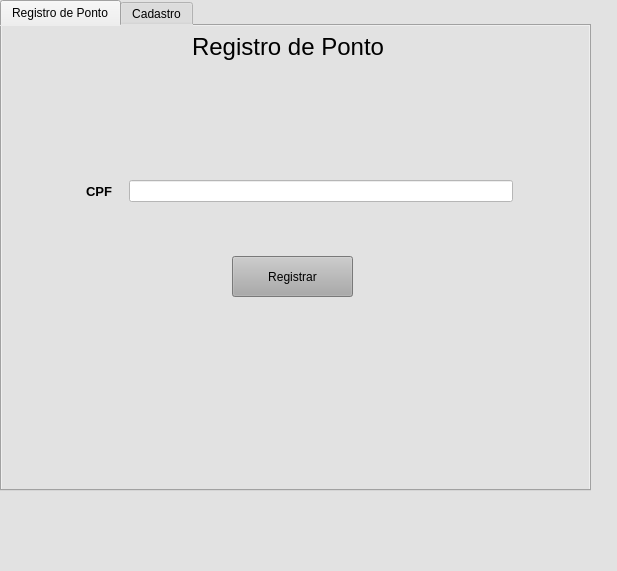
samuelthomaz7/controle_funcionarios_obras, file interface_grafica.ui: the form before one commit.
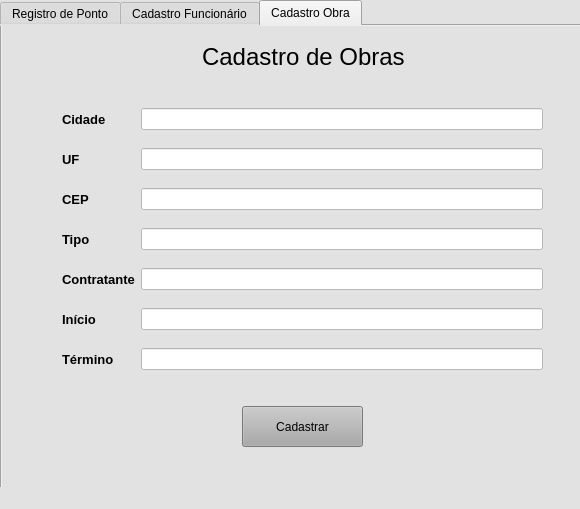
The form after the commit.

Diff of the .ui file:
```diff
--- a/interface_grafica.ui
+++ b/interface_grafica.ui
@@ -6,8 +6,8 @@
    <rect>
     <x>0</x>
     <y>0</y>
-    <width>617</width>
-    <height>571</height>
+    <width>580</width>
+    <height>509</height>
    </rect>
   </property>
   <property name="font">
@@ -32,7 +32,7 @@
      </rect>
     </property>
     <property name="currentIndex">
-     <number>0</number>
+     <number>2</number>
     </property>
     <widget class="QWidget" name="registrar_ponto">
      <attribute name="title">
@@ -80,6 +80,9 @@
          <property name="styleSheet">
           <string notr="true">background-color: rgb(255, 255, 255);</string>
          </property>
+         <property name="inputMask">
+          <string/>
+         </property>
         </widget>
        </item>
        <item row="0" column="0">
@@ -111,13 +114,13 @@
        <string notr="true">background-color: rgb(170, 170, 170);</string>
       </property>
       <property name="text">
-       <string>Registrar</string>
+       <string>Registrar Ponto</string>
       </property>
      </widget>
     </widget>
     <widget class="QWidget" name="cadastro">
      <attribute name="title">
-      <string>Cadastro</string>
+      <string>Cadastro Funcionário</string>
      </attribute>
      <widget class="QLabel" name="label">
       <property name="geometry">
@@ -313,6 +316,204 @@
       </property>
      </widget>
     </widget>
+    <widget class="QWidget" name="obra">
+     <attribute name="title">
+      <string>Cadastro Obra</string>
+     </attribute>
+     <widget class="QWidget" name="layoutWidget_2">
+      <property name="geometry">
+       <rect>
+        <x>60</x>
+        <y>70</y>
+        <width>481</width>
+        <height>291</height>
+       </rect>
+      </property>
+      <layout class="QGridLayout" name="gridLayout_4">
+       <item row="4" column="0">
+        <widget class="QLabel" name="label_19">
+         <property name="font">
+          <font>
+           <pointsize>10</pointsize>
+           <weight>75</weight>
+           <bold>true</bold>
+          </font>
+         </property>
+         <property name="text">
+          <string>Contratante</string>
+         </property>
+        </widget>
+       </item>
+       <item row="4" column="1">
+        <widget class="QLineEdit" name="lineEdit_22">
+         <property name="styleSheet">
+          <string notr="true">background-color: rgb(255, 255, 255);</string>
+         </property>
+        </widget>
+       </item>
+       <item row="6" column="0">
+        <widget class="QLabel" name="label_21">
+         <property name="font">
+          <font>
+           <pointsize>10</pointsize>
+           <weight>75</weight>
+           <bold>true</bold>
+          </font>
+         </property>
+         <property name="text">
+          <string>Término</string>
+         </property>
+        </widget>
+       </item>
+       <item row="1" column="0">
+        <widget class="QLabel" name="label_22">
+         <property name="font">
+          <font>
+           <pointsize>10</pointsize>
+           <weight>75</weight>
+           <bold>true</bold>
+          </font>
+         </property>
+         <property name="text">
+          <string>UF</string>
+         </property>
+        </widget>
+       </item>
+       <item row="3" column="0">
+        <widget class="QLabel" name="label_25">
+         <property name="font">
+          <font>
+           <pointsize>10</pointsize>
+           <weight>75</weight>
+           <bold>true</bold>
+          </font>
+         </property>
+         <property name="text">
+          <string>Tipo</string>
+         </property>
+        </widget>
+       </item>
+       <item row="2" column="0">
+        <widget class="QLabel" name="label_20">
+         <property name="font">
+          <font>
+           <pointsize>10</pointsize>
+           <weight>75</weight>
+           <bold>true</bold>
+          </font>
+         </property>
+         <property name="text">
+          <string>CEP</string>
+         </property>
+        </widget>
+       </item>
+       <item row="0" column="0">
+        <widget class="QLabel" name="label_24">
+         <property name="font">
+          <font>
+           <pointsize>10</pointsize>
+           <weight>75</weight>
+           <bold>true</bold>
+          </font>
+         </property>
+         <property name="text">
+          <string>Cidade</string>
+         </property>
+        </widget>
+       </item>
+       <item row="6" column="1">
+        <widget class="QLineEdit" name="lineEdit_24">
+         <property name="styleSheet">
+          <string notr="true">background-color: rgb(255, 255, 255);</string>
+         </property>
+        </widget>
+       </item>
+       <item row="5" column="0">
+        <widget class="QLabel" name="label_23">
+         <property name="font">
+          <font>
+           <pointsize>10</pointsize>
+           <weight>75</weight>
+           <bold>true</bold>
+          </font>
+         </property>
+         <property name="text">
+          <string>Início</string>
+         </property>
+        </widget>
+       </item>
+       <item row="1" column="1">
+        <widget class="QLineEdit" name="lineEdit_26">
+         <property name="styleSheet">
+          <string notr="true">background-color: rgb(255, 255, 255);</string>
+         </property>
+        </widget>
+       </item>
+       <item row="2" column="1">
+        <widget class="QLineEdit" name="lineEdit_21">
+         <property name="styleSheet">
+          <string notr="true">background-color: rgb(255, 255, 255);</string>
+         </property>
+        </widget>
+       </item>
+       <item row="0" column="1">
+        <widget class="QLineEdit" name="lineEdit_27">
+         <property name="styleSheet">
+          <string notr="true">background-color: rgb(255, 255, 255);</string>
+         </property>
+        </widget>
+       </item>
+       <item row="3" column="1">
+        <widget class="QLineEdit" name="lineEdit_23">
+         <property name="styleSheet">
+          <string notr="true">background-color: rgb(255, 255, 255);</string>
+         </property>
+        </widget>
+       </item>
+       <item row="5" column="1">
+        <widget class="QLineEdit" name="lineEdit_25">
+         <property name="styleSheet">
+          <string notr="true">background-color: rgb(255, 255, 255);</string>
+         </property>
+        </widget>
+       </item>
+      </layout>
+     </widget>
+     <widget class="QLabel" name="label_27">
+      <property name="geometry">
+       <rect>
+        <x>200</x>
+        <y>10</y>
+        <width>281</width>
+        <height>41</height>
+       </rect>
+      </property>
+      <property name="font">
+       <font>
+        <pointsize>18</pointsize>
+       </font>
+      </property>
+      <property name="text">
+       <string>Cadastro de Obras</string>
+      </property>
+     </widget>
+     <widget class="QPushButton" name="pushButton_5">
+      <property name="geometry">
+       <rect>
+        <x>240</x>
+        <y>380</y>
+        <width>121</width>
+        <height>41</height>
+       </rect>
+      </property>
+      <property name="styleSheet">
+       <string notr="true">background-color: rgb(170, 170, 170);</string>
+      </property>
+      <property name="text">
+       <string>Cadastrar</string>
+      </property>
+     </widget>
+    </widget>
    </widget>
   </widget>
   <widget class="QMenuBar" name="menubar">
```
Left out of the diff: 167 changed lines with no effect on the pictures.
